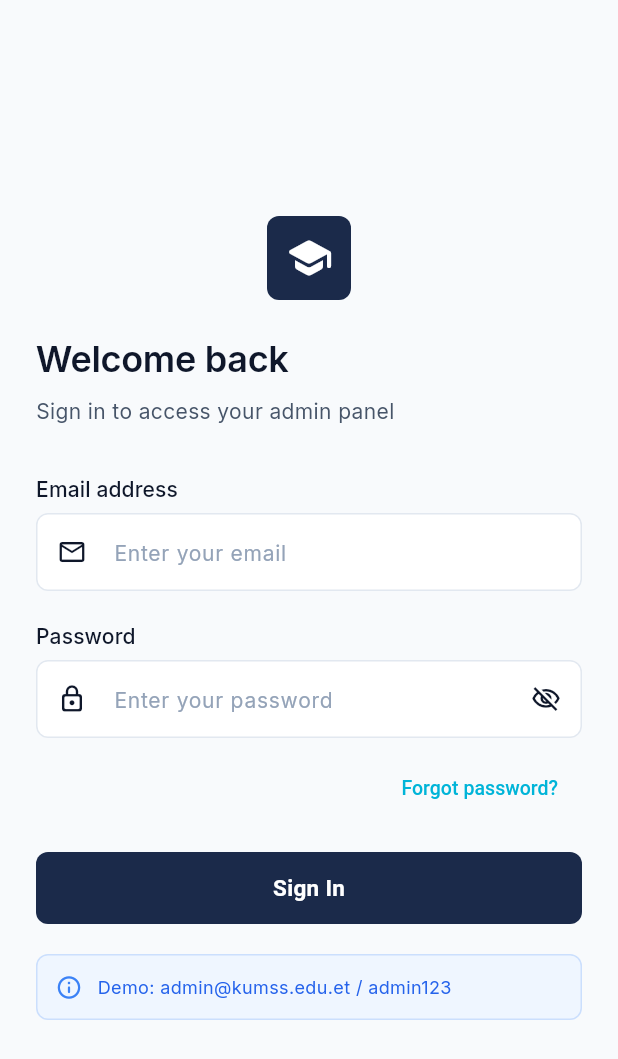
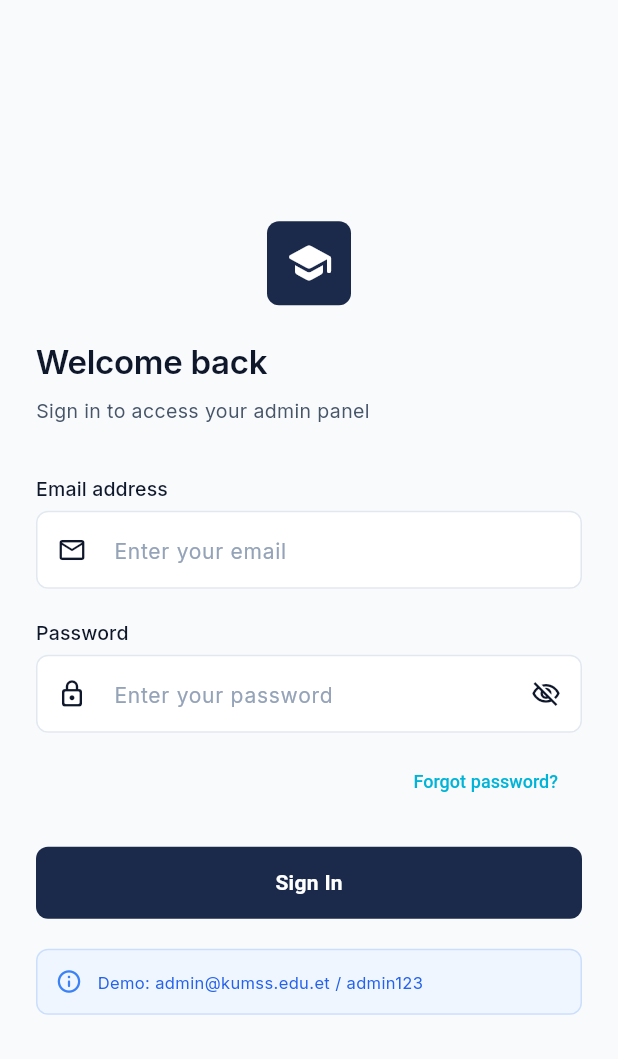
Before and after one commit to Digigit24/KUMSS-Flutter, a Flutter app: the screen it shows after launch, on a phone screen of 412 x 824 dp. Shown: the top 1059 px of the screen. Run offline on Flutter 3.47's test engine with Material 3 defaults, Android fonts, the phone set to English and light mode, and no system bars; our stand-ins replace dio, equatable, fl_chart, flutter_bloc, go_router, google_fonts and 1 more.

Commit message:
fix: add SafeArea for phone notification bar + reduce font sizes
- Wrap mobile body with SafeArea(bottom: false) so the header
  sits below the phone status/notification bar
- Reduce all typography sizes by 1-2px globally for compact
  mobile layout:
  - Display: 36→32, 30→26, 24→22
  - Headings: 22→20, 18→16, 16→14, 14→13
  - Body: 16→14, 14→13, 13→12
  - Labels: 14→13, 12→11, 11→10
  - Caption: 12→11
  - Buttons: 15→14, 14→13, 12→11
  - Metrics: 32→28, 24→22, 18→16
  - Overline/Tag: 11→10
- Prevents overflow issues from text being too large for cards

https://claude.ai/code/session_01NjsRmxYo5UFo59qnsxyN17

```diff
--- a/lib/app/shell/app_shell.dart
+++ b/lib/app/shell/app_shell.dart
@@ -125,7 +125,9 @@ class _AppShellState extends State<AppShell> {
           },
         ),
       ),
-      body: Column(
+      body: SafeArea(
+        bottom: false,
+        child: Column(
           children: [
             AppHeader(
               user: user,
@@ -133,6 +135,7 @@ class _AppShellState extends State<AppShell> {
             ),
             Expanded(child: widget.child),
           ],
+        ),
       ),
       bottomNavigationBar: Container(
         decoration: const BoxDecoration(
--- a/lib/core/theme/app_typography.dart
+++ b/lib/core/theme/app_typography.dart
@@ -2,16 +2,14 @@ import 'package:flutter/material.dart';
 import 'app_colors.dart';
 
 /// KUMSS ERP Design System — Typography
-/// Clean, hierarchical type system using Inter font family
-/// with precise sizing, weight, and spacing.
+/// Clean, hierarchical type system with precise sizing.
+/// All sizes reduced by 1-2px for mobile-first compact layout.
 class AppTypography {
   AppTypography._();
 
-
   // ─── Display ──────────────────────────────────────────────
   static const TextStyle displayLarge = TextStyle(
-
-    fontSize: 36,
+    fontSize: 32,
     fontWeight: FontWeight.w700,
     height: 1.2,
     letterSpacing: -0.5,
@@ -19,8 +17,7 @@ class AppTypography {
   );
 
   static const TextStyle displayMedium = TextStyle(
-
-    fontSize: 30,
+    fontSize: 26,
     fontWeight: FontWeight.w700,
     height: 1.25,
     letterSpacing: -0.3,
@@ -28,8 +25,7 @@ class AppTypography {
   );
 
   static const TextStyle displaySmall = TextStyle(
-
-    fontSize: 24,
+    fontSize: 22,
     fontWeight: FontWeight.w600,
     height: 1.3,
     letterSpacing: -0.2,
@@ -38,8 +34,7 @@ class AppTypography {
 
   // ─── Headings ─────────────────────────────────────────────
   static const TextStyle h1 = TextStyle(
-
-    fontSize: 22,
+    fontSize: 20,
     fontWeight: FontWeight.w700,
     height: 1.3,
     letterSpacing: -0.2,
@@ -47,8 +42,7 @@ class AppTypography {
   );
 
   static const TextStyle h2 = TextStyle(
-
-    fontSize: 18,
+    fontSize: 16,
     fontWeight: FontWeight.w600,
     height: 1.35,
     letterSpacing: -0.1,
@@ -56,16 +50,14 @@ class AppTypography {
   );
 
   static const TextStyle h3 = TextStyle(
-
-    fontSize: 16,
+    fontSize: 14,
     fontWeight: FontWeight.w600,
     height: 1.4,
     color: AppColors.textPrimary,
   );
 
   static const TextStyle h4 = TextStyle(
-
-    fontSize: 14,
+    fontSize: 13,
     fontWeight: FontWeight.w600,
     height: 1.4,
     color: AppColors.textPrimary,
@@ -73,24 +65,21 @@ class AppTypography {
 
   // ─── Body ─────────────────────────────────────────────────
   static const TextStyle bodyLarge = TextStyle(
-
-    fontSize: 16,
+    fontSize: 14,
     fontWeight: FontWeight.w400,
     height: 1.5,
     color: AppColors.textPrimary,
   );
 
   static const TextStyle bodyMedium = TextStyle(
-
-    fontSize: 14,
+    fontSize: 13,
     fontWeight: FontWeight.w400,
     height: 1.5,
     color: AppColors.textPrimary,
   );
 
   static const TextStyle bodySmall = TextStyle(
-
-    fontSize: 13,
+    fontSize: 12,
     fontWeight: FontWeight.w400,
     height: 1.5,
     color: AppColors.textSecondary,
@@ -98,8 +87,7 @@ class AppTypography {
 
   // ─── Labels ───────────────────────────────────────────────
   static const TextStyle labelLarge = TextStyle(
-
-    fontSize: 14,
+    fontSize: 13,
     fontWeight: FontWeight.w500,
     height: 1.4,
     letterSpacing: 0.1,
@@ -107,8 +95,7 @@ class AppTypography {
   );
 
   static const TextStyle labelMedium = TextStyle(
-
-    fontSize: 12,
+    fontSize: 11,
     fontWeight: FontWeight.w500,
     height: 1.4,
     letterSpacing: 0.2,
@@ -116,8 +103,7 @@ class AppTypography {
   );
 
   static const TextStyle labelSmall = TextStyle(
-
-    fontSize: 11,
+    fontSize: 10,
     fontWeight: FontWeight.w500,
     height: 1.3,
     letterSpacing: 0.3,
@@ -126,8 +112,7 @@ class AppTypography {
 
   // ─── Caption ──────────────────────────────────────────────
   static const TextStyle caption = TextStyle(
-
-    fontSize: 12,
+    fontSize: 11,
     fontWeight: FontWeight.w400,
     height: 1.4,
     color: AppColors.textTertiary,
@@ -135,24 +120,21 @@ class AppTypography {
 
   // ─── Button ───────────────────────────────────────────────
   static const TextStyle buttonLarge = TextStyle(
-
-    fontSize: 15,
+    fontSize: 14,
     fontWeight: FontWeight.w600,
     height: 1.2,
     letterSpacing: 0.2,
   );
 
   static const TextStyle buttonMedium = TextStyle(
-
-    fontSize: 14,
+    fontSize: 13,
     fontWeight: FontWeight.w500,
     height: 1.2,
     letterSpacing: 0.1,
   );
 
   static const TextStyle buttonSmall = TextStyle(
-
-    fontSize: 12,
+    fontSize: 11,
     fontWeight: FontWeight.w500,
     height: 1.2,
     letterSpacing: 0.2,
@@ -160,8 +142,7 @@ class AppTypography {
 
   // ─── Metric / Numbers ────────────────────────────────────
   static const TextStyle metricLarge = TextStyle(
-
-    fontSize: 32,
+    fontSize: 28,
     fontWeight: FontWeight.w700,
     height: 1.1,
     letterSpacing: -0.5,
@@ -169,8 +150,7 @@ class AppTypography {
   );
 
   static const TextStyle metricMedium = TextStyle(
-
-    fontSize: 24,
+    fontSize: 22,
     fontWeight: FontWeight.w700,
     height: 1.2,
     letterSpacing: -0.3,
@@ -178,8 +158,7 @@ class AppTypography {
   );
 
   static const TextStyle metricSmall = TextStyle(
-
-    fontSize: 18,
+    fontSize: 16,
     fontWeight: FontWeight.w600,
     height: 1.3,
     color: AppColors.textPrimary,
@@ -187,8 +166,7 @@ class AppTypography {
 
   // ─── Overline / Tag ──────────────────────────────────────
   static const TextStyle overline = TextStyle(
-
-    fontSize: 11,
+    fontSize: 10,
     fontWeight: FontWeight.w600,
     height: 1.3,
     letterSpacing: 0.8,
@@ -196,8 +174,7 @@ class AppTypography {
   );
 
   static const TextStyle tag = TextStyle(
-
-    fontSize: 11,
+    fontSize: 10,
     fontWeight: FontWeight.w500,
     height: 1.2,
     letterSpacing: 0.1,
```
Lines whose indentation alone changed are shown as unchanged.
